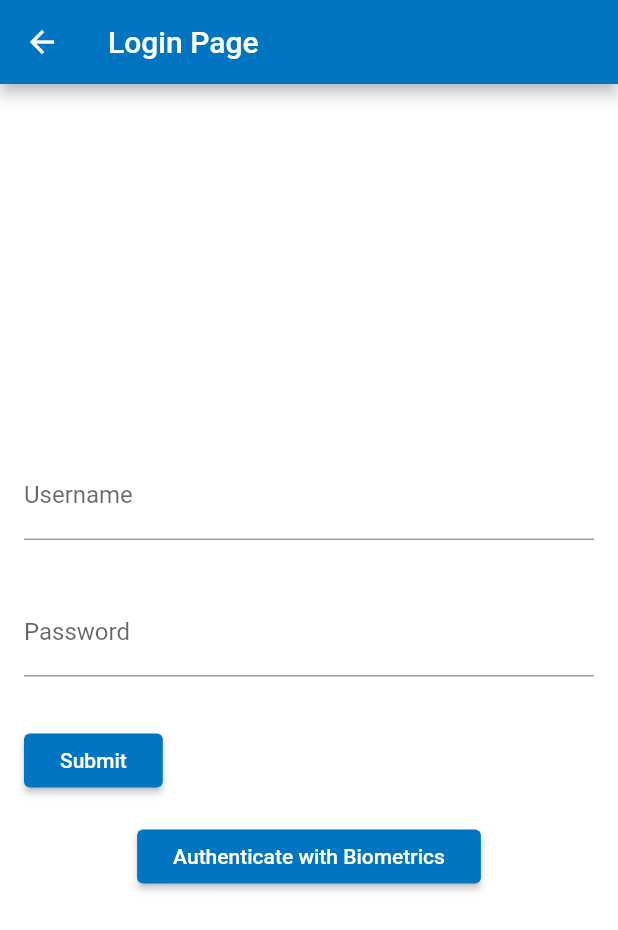
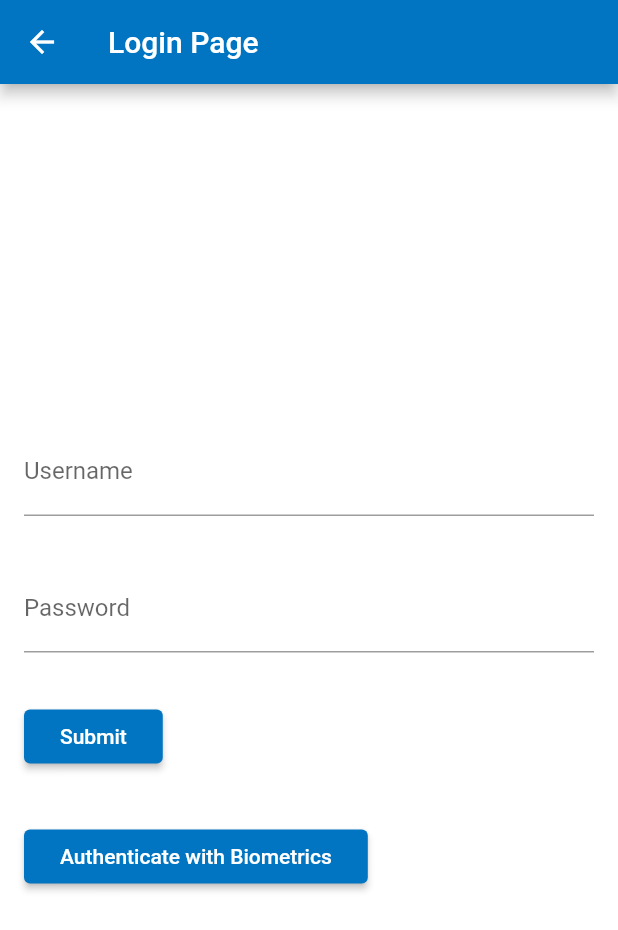
Before and after one commit to christophereluc/cs361, a Flutter app: the screen it shows after launch, after a tap on "Launch Login Screen", on a phone screen of 412 x 824 dp. Shown: the top 930 px of the screen. Run offline on Flutter 3.47's test engine with Material 2 defaults, Android fonts, the phone set to English and light mode, and no system bars; our stand-ins replace local_auth.

Commit message:
Better formatting

```diff
--- a/lib/login/login.dart
+++ b/lib/login/login.dart
@@ -14,7 +14,7 @@ class LoginRoute extends StatelessWidget {
       body: Center(
         child: Column(
           mainAxisAlignment: MainAxisAlignment.center,
-          children: <Widget>[LoginFormWidget(), FingerprintAuth()],
+          children: <Widget>[LoginFormWidget()],
         ),
       ),
     );
@@ -77,6 +77,11 @@ class _LoginFormWidgetState extends State<LoginFormWidget> {
               },
               child: Text('Submit'),
             ),
+          ),
+          Padding(
+              padding:
+              const EdgeInsets.symmetric(vertical: 16.0, horizontal: 16.0),
+              child: FingerprintAuth()
           ),
         ],
       ),
```
